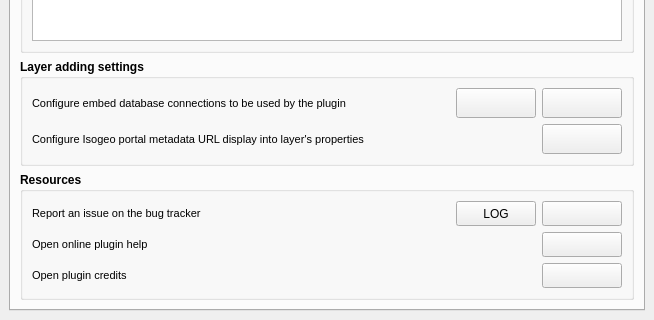
First picture: the form in ui/isogeo_dockwidget_base.ui, repository isogeo/isogeo-plugin-qgis, before the edit; both pictures show x 0 to 654 and y 502 to 822 of the 654 by 822 pixel window.
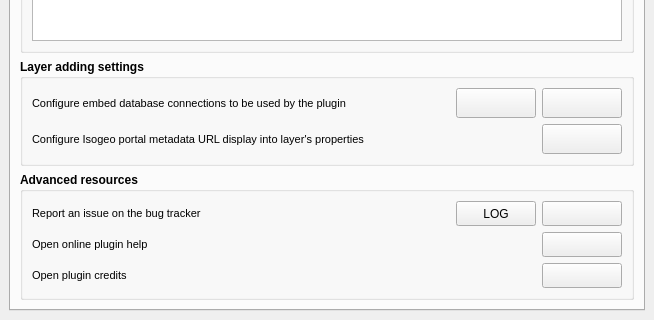
Second picture: the form after the edit. The open tabs and pages were chosen to show the change. Icons and pictures are not drawn. Custom widgets are drawn as their Qt base class.

Commit message: #416 Try to minimise dockwidget length

```diff
--- a/ui/isogeo_dockwidget_base.ui
+++ b/ui/isogeo_dockwidget_base.ui
@@ -2260,14 +2260,22 @@
          </widget>
         </item>
         <item row="8" column="0">
-         <widget class="QGroupBox" name="groupBox_3">
+         <widget class="QgsCollapsibleGroupBox" name="mGroupBox">
           <property name="font">
            <font>
             <pointsize>9</pointsize>
+            <weight>75</weight>
+            <bold>true</bold>
            </font>
           </property>
+          <property name="focusPolicy">
+           <enum>Qt::NoFocus</enum>
+          </property>
+          <property name="styleSheet">
+           <string notr="true">QgsCollapsibleGroupBoxBasic::title, QgsCollapsibleGroupBox::title {  subcontrol-origin: margin;  subcontrol-position: top left;  margin-left: 5px;  margin-right: 5px;  left: 0px;  top: 3px;}</string>
+          </property>
           <property name="title">
-           <string>Resources</string>
+           <string>Advanced resources</string>
           </property>
           <layout class="QGridLayout" name="gridLayout_6">
            <item row="0" column="0">
```
Left out of the diff: 380 changed lines with no effect on the pictures. Lines whose indentation alone changed are shown as unchanged. The commit also changes 3 other files.
